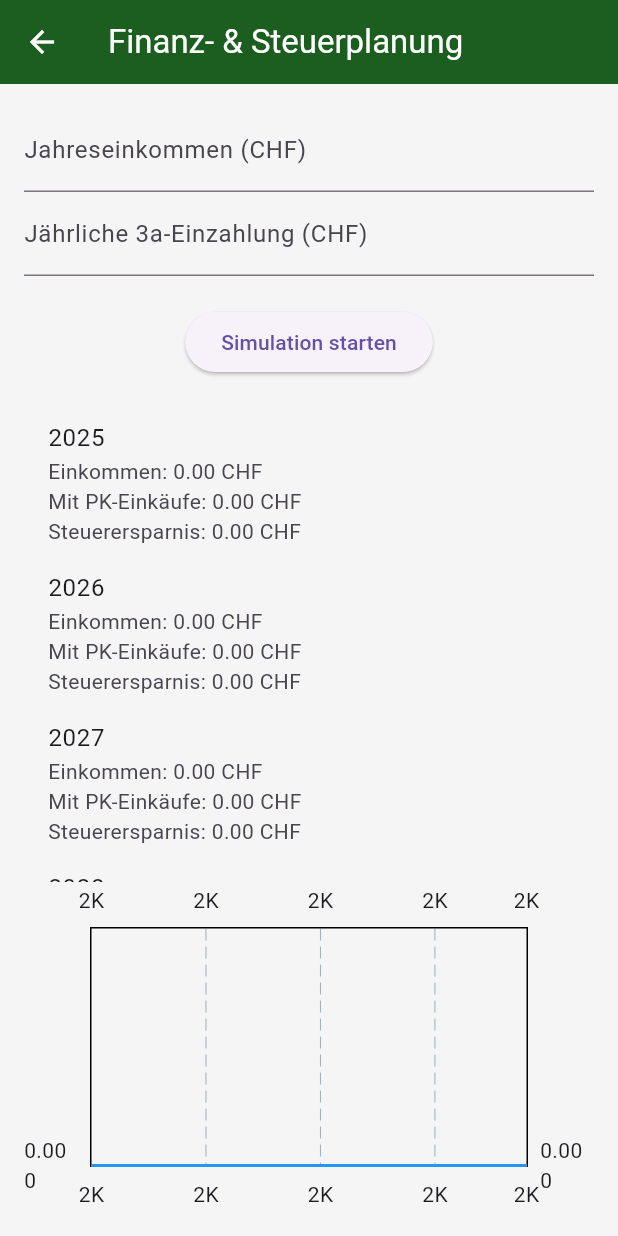
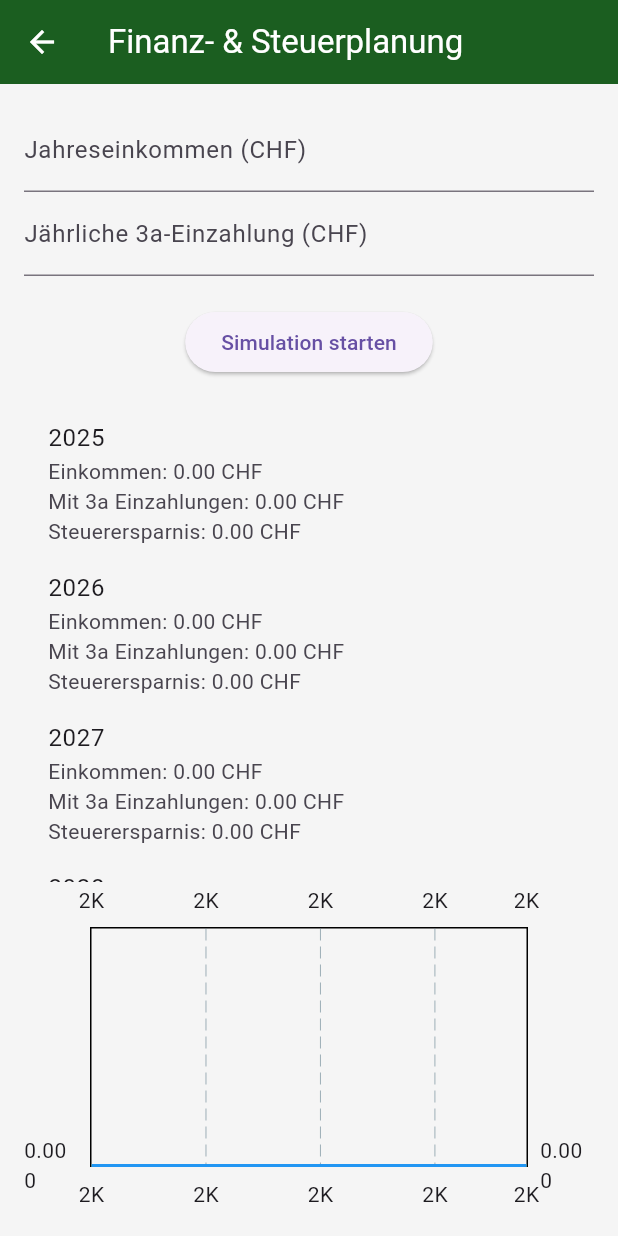
Before and after one commit to LinuxKaliUser/ssf_app, a Flutter app: the FinancePlanningScreen screen opened directly, after a tap on "Simulation starten", on a phone screen of 412 x 824 dp. Run offline on Flutter 3.47's test engine with Material 3 defaults, Android fonts, the phone set to English and light mode, and no system bars; drawn by our look-alikes of fl_chart; missing offline and left inert: dart:html, excel.

Commit message:
text angepasst bei  zukunftige steuerplanung

```diff
--- a/lib/ui/finance_planning_screen.dart
+++ b/lib/ui/finance_planning_screen.dart
@@ -82,7 +82,7 @@ class _FinancePlanningScreenState extends State<FinancePlanningScreen> {
                           title: Text("${row['year']}"),
                           subtitle: Text(
                             "Einkommen: ${row['income'].toStringAsFixed(2)} CHF\n"
-                            "Mit PK-Einkäufe: ${row['withPension'].toStringAsFixed(2)} CHF\n"
+                            "Mit 3a Einzahlungen: ${row['withPension'].toStringAsFixed(2)} CHF\n"
                             "Steuerersparnis: ${row['savings'].toStringAsFixed(2)} CHF",
                           ),
                         );
```
